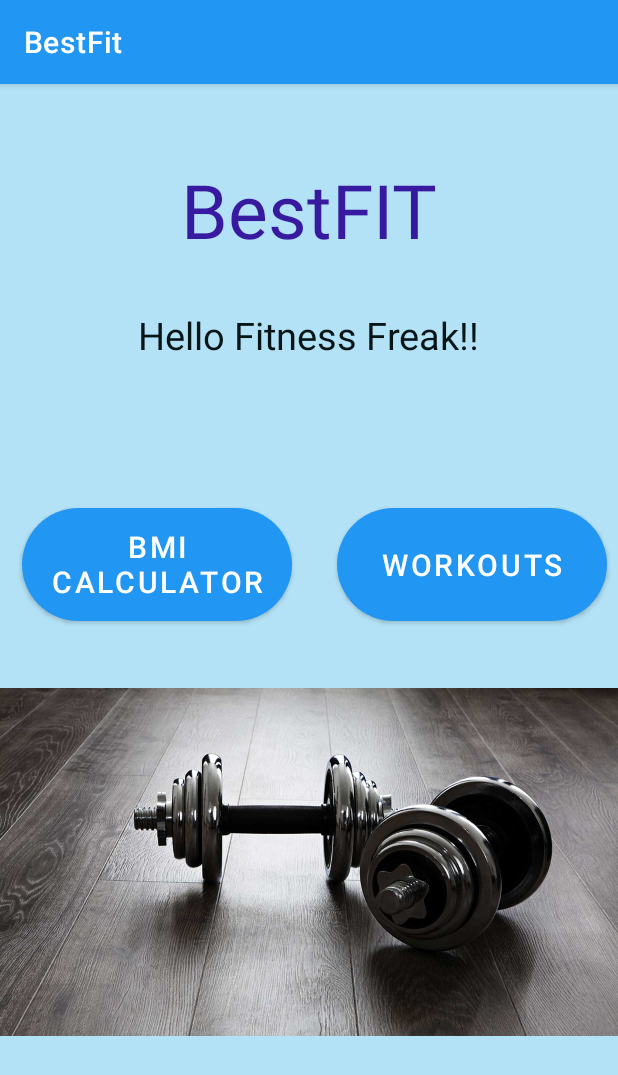
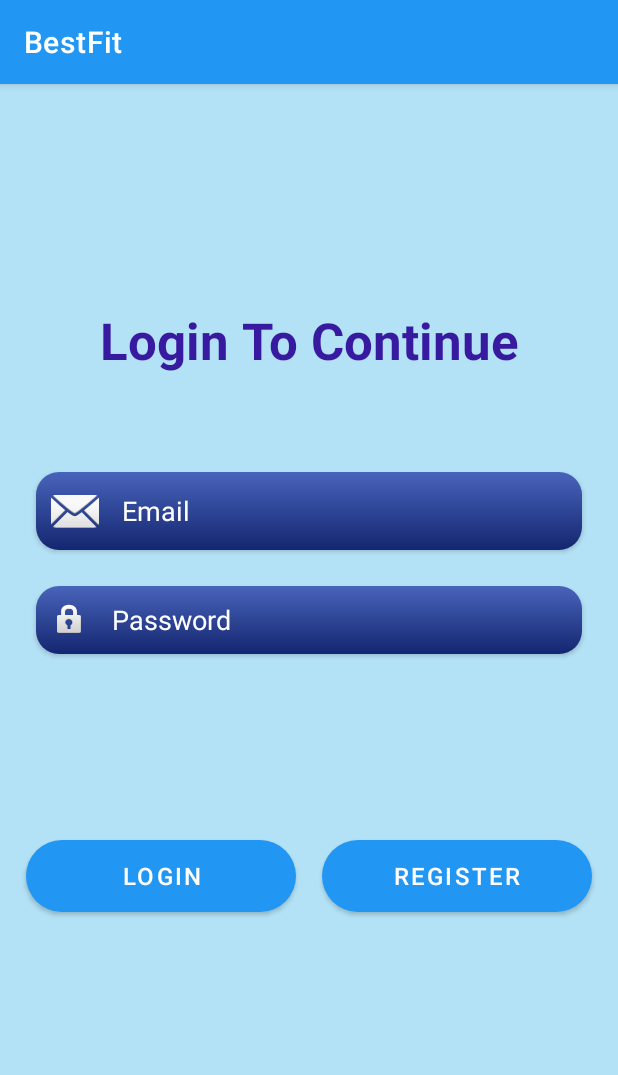
Before and after one commit to Grishma-Barule/BESTFIT_, an Android app: the screen it shows after launch once a user with an empty profile is signed in (mainworkout before the commit, MainLogin after it), after a tap on "LET'S GET STARTED", on a phone screen of 412 x 824 dp. Shown: the top 1075 px of the screen. Run offline under Robolectric (Android 15) with nearby library versions, the phone set to English and light mode, and no system bars; our stand-ins replace Firebase (no records; nobody signed in at launch, a user with empty details on screens opened directly).

Commit message:
Final App

```diff
--- a/app/build.gradle
+++ b/app/build.gradle
@@ -9,7 +9,7 @@ android {
 
     defaultConfig {
         applicationId "com.example.bestfit"
-        minSdk 16
+        minSdk 24
         targetSdk 31
         versionCode 1
         versionName "1.0"
@@ -42,7 +42,10 @@ dependencies {
     implementation 'com.google.firebase:firebase-common-ktx:19.5.0'
 
     implementation 'com.github.PhilJay:MPAndroidChart:v2.2.4'
+    implementation 'com.google.firebase:firebase-auth-ktx:21.0.1'
+    implementation 'com.google.firebase:firebase-firestore-ktx:24.0.1'
     testImplementation 'junit:junit:4.+'
     androidTestImplementation 'androidx.test.ext:junit:1.1.3'
     androidTestImplementation 'androidx.test.espresso:espresso-core:3.4.0'
+
 }
--- a/app/src/main/java/com/example/bestfit/MainActivity.kt
+++ b/app/src/main/java/com/example/bestfit/MainActivity.kt
@@ -15,7 +15,7 @@ class MainActivity : AppCompatActivity() {
     }
 
     fun LetsStart(view: View) {
-        val intent = Intent(this, mainworkout::class.java)
+        val intent = Intent(this, MainLogin::class.java)
         startActivity(intent)
     }
 }
--- /dev/null
+++ b/app/src/main/java/com/example/bestfit/MainLogin.kt
@@ -0,0 +1,65 @@
+package com.example.bestfit
+
+import android.content.Intent
+import androidx.appcompat.app.AppCompatActivity
+import android.os.Bundle
+import android.widget.Button
+import android.widget.EditText
+import android.widget.Toast
+import com.google.firebase.auth.FirebaseAuth
+
+class MainLogin : AppCompatActivity() {
+    private lateinit var auth: FirebaseAuth
+    lateinit var Register : Button
+    lateinit var Login : Button
+    lateinit var Email :EditText
+    lateinit var Password: EditText
+    override fun onCreate(savedInstanceState: Bundle?) {
+        super.onCreate(savedInstanceState)
+        setContentView(R.layout.activity_main_login)
+        Register =findViewById(R.id.Register)
+        Login= findViewById(R.id.Login)
+        Email = findViewById(R.id.Email)
+        Password = findViewById(R.id.Password)
+        auth= FirebaseAuth.getInstance()
+        Register.setOnClickListener {
+            var intent = Intent(this, RegisterActivity::class.java)
+            startActivity(intent)
+            finish()
+        }
+        Login.setOnClickListener {
+            if (checking()) {
+                val email = Email.text.toString()
+                val password = Password.text.toString()
+                auth.signInWithEmailAndPassword(email, password)
+                    .addOnCompleteListener(this) { task ->
+                        if (task.isSuccessful) {
+                            Toast.makeText(this, "Logged In Successfully", Toast.LENGTH_LONG).show()
+                            var intent = Intent(this, mainworkout::class.java)
+                            intent.putExtra("email",email)
+                            startActivity(intent)
+                            finish()
+
+                        } else {
+                            Toast.makeText(this, "Incorrect Details", Toast.LENGTH_LONG).show()
+                        }
+
+                    }
+            }
+            else{
+                Toast.makeText(this,"Enter the details", Toast.LENGTH_LONG).show()
+            }
+
+        }
+    }
+    private fun checking():Boolean {
+        if (Email.text.toString().trim{it<=' '}.isNotEmpty()
+            && Password.text.toString().trim{it<=' '}.isNotEmpty()){
+            return true
+        }
+        return false
+
+    }
+
+
+}
--- a/app/src/main/java/com/example/bestfit/UserInformation.kt
+++ b/app/src/main/java/com/example/bestfit/UserInformation.kt
@@ -65,7 +65,7 @@ class UserInformation : AppCompatActivity() {
           Toast.makeText(applicationContext,"Storing Data",Toast.LENGTH_LONG).show()
         }
 
-        val message= " your bmi is $bmi"
+        val message= " Your bmi is $bmi"
 
         val textView = findViewById<TextView>(R.id.bmishow).apply {
             text=message }
--- /dev/null
+++ b/app/src/main/res/layout/activity_main_login.xml
@@ -0,0 +1,95 @@
+<?xml version="1.0" encoding="utf-8"?>
+<androidx.constraintlayout.widget.ConstraintLayout xmlns:android="http://schemas.android.com/apk/res/android"
+    xmlns:app="http://schemas.android.com/apk/res-auto"
+    xmlns:tools="http://schemas.android.com/tools"
+    android:layout_width="match_parent"
+    android:layout_height="match_parent"
+    android:background="@drawable/background"
+    tools:context=".MainLogin">
+    <Button
+        android:id="@+id/Register"
+        android:layout_width="180dp"
+        android:layout_height="wrap_content"
+        android:background="@drawable/roundbtn"
+        android:text="Register"
+        android:textSize="16sp"
+        app:layout_constraintBottom_toBottomOf="@+id/Login"
+        app:layout_constraintEnd_toEndOf="parent"
+        app:layout_constraintHorizontal_bias="0.5"
+        app:layout_constraintStart_toEndOf="@+id/Login"
+        app:layout_constraintTop_toTopOf="@+id/Login" />
+
+    <Button
+        android:id="@+id/Login"
+        android:layout_width="180dp"
+        android:layout_height="wrap_content"
+        android:layout_marginTop="124dp"
+        android:background="@drawable/roundbtn"
+        android:text="Login"
+        android:textSize="16sp"
+        app:layout_constraintEnd_toStartOf="@+id/Register"
+        app:layout_constraintHorizontal_bias="0.5"
+        app:layout_constraintStart_toStartOf="parent"
+        app:layout_constraintTop_toBottomOf="@+id/Password" />
+
+    <EditText
+        android:id="@+id/Password"
+        android:layout_width="0dp"
+        android:layout_height="wrap_content"
+        android:layout_marginStart="24dp"
+        android:layout_marginTop="24dp"
+        android:layout_marginEnd="24dp"
+        android:background="@drawable/inputcard"
+        android:drawableLeft="@android:drawable/ic_lock_idle_lock"
+        android:drawablePadding="15dp"
+        android:elevation="2dp"
+        android:ems="10"
+        android:hint="Password"
+        android:inputType="textPassword"
+        android:padding="10dp"
+        android:textColor="#FFFFFF"
+        android:textColorHint="#FFFFFF"
+        app:layout_constraintEnd_toEndOf="parent"
+        app:layout_constraintStart_toStartOf="parent"
+        app:layout_constraintTop_toBottomOf="@+id/Email" />
+
+    <EditText
+        android:id="@+id/Email"
+        android:layout_width="0dp"
+        android:layout_height="wrap_content"
+        android:layout_marginStart="24dp"
+        android:layout_marginTop="65dp"
+        android:layout_marginEnd="24dp"
+        android:background="@drawable/inputcard"
+        android:drawableLeft="@android:drawable/ic_dialog_email"
+        android:drawablePadding="15dp"
+        android:elevation="2dp"
+        android:ems="10"
+        android:hint="Email"
+        android:inputType="textEmailAddress"
+        android:padding="10dp"
+        android:textColor="#FFFFFF"
+        android:textColorHint="#FFFFFF"
+        app:layout_constraintEnd_toEndOf="parent"
+        app:layout_constraintStart_toStartOf="parent"
+        app:layout_constraintTop_toBottomOf="@+id/textView2" />
+
+    <TextView
+        android:id="@+id/textView2"
+        android:layout_width="0dp"
+        android:layout_height="wrap_content"
+        android:layout_marginStart="16dp"
+        android:layout_marginTop="148dp"
+        android:layout_marginEnd="16dp"
+        android:gravity="center_horizontal"
+        android:text="Login To Continue"
+        android:textAlignment="center"
+        android:textColor="#371A9F"
+        android:textSize="34sp"
+        android:textStyle="bold"
+        app:layout_constraintEnd_toEndOf="parent"
+        app:layout_constraintHorizontal_bias="0.0"
+        app:layout_constraintStart_toStartOf="parent"
+        app:layout_constraintTop_toTopOf="parent" />
+
+</androidx.constraintlayout.widget.ConstraintLayout>
```
Also changed, not shown: app/src/main/AndroidManifest.xml (+18 -5 lines), app/src/main/java/com/example/bestfit/LoggedIn.kt (added, +49 -0 lines), app/src/main/java/com/example/bestfit/RegisterActivity.kt (added, +89 -0 lines), app/src/main/java/com/example/bestfit/mainworkout.kt (+16 -3 lines), app/src/main/res/drawable-v24/ic_baseline_person_24.xml (added, +10 -0 lines), app/src/main/res/layout/activity_logged_in.xml (added, +85 -0 lines), app/src/main/res/layout/activity_main_workout.xml (+16 -2 lines), app/src/main/res/layout/activity_register.xml (added, +125 -0 lines), app/src/main/res/layout/activity_user_information.xml (+8 -6 lines), 1 other file.
